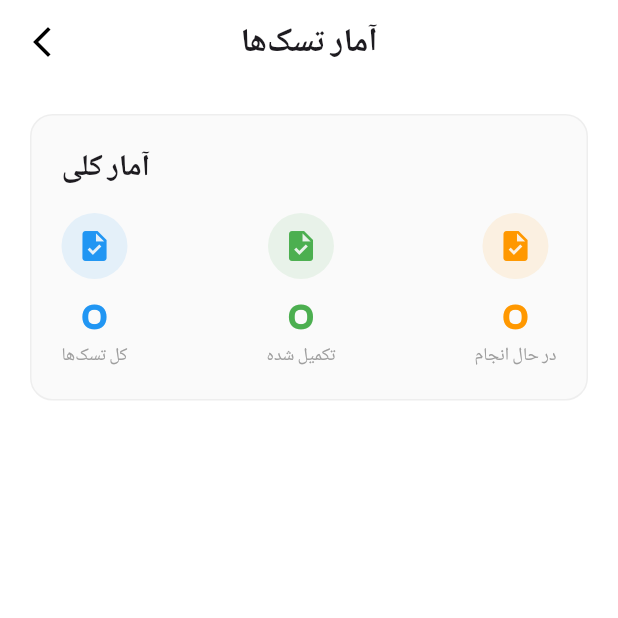
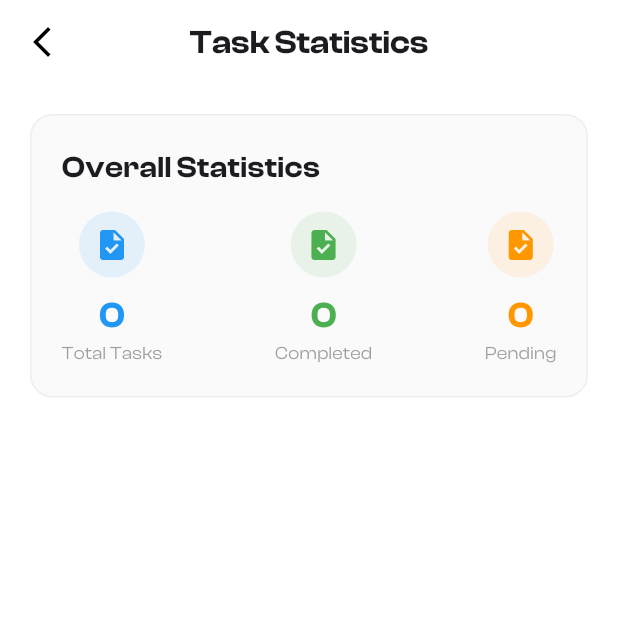
Before and after one commit to smilingmajid/flutodoapp, a Flutter app: the TaskStatsPage screen opened directly, on a phone screen of 412 x 824 dp, the top half of it. Run offline on Flutter 3.47's test engine with Material 3 defaults, Android fonts, the phone set to English and light mode, and no system bars; our stand-ins replace flutter_advanced_drawer, get, hive, hive_flutter, iconsax, line_icons; missing offline and left inert: random_avatar; accounts and stored records are empty.

Commit message:
traslat to english

```diff
--- a/lib/controllers/project_controller.dart
+++ b/lib/controllers/project_controller.dart
@@ -7,7 +7,6 @@ import '../utils/app_colors.dart';
 import 'package:hive/hive.dart';
 
 class ProjectController extends GetxController {
-  final _hiveService = HiveService();
   final projects = <Project>[].obs;
 
   @override
--- a/lib/main.dart
+++ b/lib/main.dart
@@ -3,7 +3,7 @@ import 'package:get/get.dart';
 import 'package:hive_flutter/hive_flutter.dart';
 import 'blidings/my_blidings.dart';
 import 'views/home_screen.dart';
-import 'services/hive_service.dart';
+
 import 'models/project_model.dart';
 import 'models/task_model.dart';
 
--- a/lib/views/add_new_screen.dart
+++ b/lib/views/add_new_screen.dart
@@ -1,11 +1,10 @@
 import 'package:flutter/material.dart';
 import 'package:get/get.dart';
-import 'package:hive_flutter/hive_flutter.dart';
 
 import '../controllers/show_project_controller.dart';
 import '../controllers/project_controller.dart';
 import '../models/project_model.dart';
-import '../models/task_model.dart';
+
 import '../widgets/close_button_widget.dart';
 
 class AddNewTaskScreen extends StatefulWidget {
@@ -272,7 +271,7 @@ class _AddNewTaskScreenState extends State<AddNewTaskScreen> {
     );
   }
 
-  // ✅ نسخه بهبود یافته
+  // ✅ Improved version
   void _createNewProject() async {
     if (_addprojectController.text.isNotEmpty) {
       await projectController.addProject(
--- a/lib/views/newtaskpage.dart
+++ b/lib/views/newtaskpage.dart
@@ -1,3 +1,5 @@
+// ignore_for_file: deprecated_member_use
+
 import 'package:flutter/material.dart';
 import 'dart:ui';
 import '../models/task_model.dart';
@@ -68,6 +70,8 @@ class _NewTaskPageState extends State<NewTaskPage> {
                       height: 200,
                       decoration: BoxDecoration(
                         shape: BoxShape.circle,
+                        // ignore: duplicate_ignore
+                        // ignore: deprecated_member_use
                         color: Colors.white.withOpacity(0.15),
                       ),
                     ),
@@ -178,7 +182,7 @@ class _NewTaskPageState extends State<NewTaskPage> {
                               margin: const EdgeInsets.only(right: 10),
                             ),
                             Text(
-                              '${tasks.length} تسک',
+                              '${tasks.length} Tasks',
                               style: TextStyle(
                                 color: Colors.white.withOpacity(0.8),
                                 fontSize: 16,
@@ -204,7 +208,7 @@ class _NewTaskPageState extends State<NewTaskPage> {
                             controller: _newTaskController,
                             style: const TextStyle(color: Colors.white),
                             decoration: InputDecoration(
-                              hintText: 'افزودن تسک جدید...',
+                              hintText: 'Add new task...',
                               hintStyle: TextStyle(
                                 color: Colors.white.withOpacity(0.7),
                                 fontFamily: 'ClashDisplay',
@@ -267,7 +271,7 @@ class _NewTaskPageState extends State<NewTaskPage> {
                         children: [
                           // Active tasks
                           Text(
-                            'در حال انجام',
+                            'In Progress',
                             style: TextStyle(
                               color: Colors.grey[800],
                               fontSize: 16,
@@ -293,7 +297,7 @@ class _NewTaskPageState extends State<NewTaskPage> {
                             Row(
                               children: [
                                 Text(
-                                  'تکمیل شده',
+                                  'Completed',
                                   style: TextStyle(
                                     color: Colors.grey[600],
                                     fontSize: 16,
--- a/lib/views/task_stats_page.dart
+++ b/lib/views/task_stats_page.dart
@@ -18,7 +18,7 @@ class TaskStatsPage extends StatelessWidget {
       backgroundColor: Colors.white,
       appBar: AppBar(
         title: const Text(
-          'آمار تسک‌ها',
+          'Task Statistics',
           style: TextStyle(
             fontFamily: 'ClashDisplay',
             fontWeight: FontWeight.w600,
@@ -35,11 +35,11 @@ class TaskStatsPage extends StatelessWidget {
       body: ListView(
         padding: const EdgeInsets.all(20),
         children: [
-          // آمار کلی
+          // Overall Statistics
           _buildTotalStatsCard(stats),
           const SizedBox(height: 20),
 
-          // لیست پروژه‌ها و تسک‌هایشان
+          // Project list and their tasks
           ...tasksWithProjects.map((item) {
             final project = item['project'] as Project;
             final tasks = item['tasks'] as List<Task>;
@@ -80,7 +80,7 @@ class TaskStatsPage extends StatelessWidget {
         crossAxisAlignment: CrossAxisAlignment.start,
         children: [
           const Text(
-            'آمار کلی',
+            'Overall Statistics',
             style: TextStyle(
               fontSize: 20,
               fontWeight: FontWeight.w600,
@@ -91,9 +91,9 @@ class TaskStatsPage extends StatelessWidget {
           Row(
             mainAxisAlignment: MainAxisAlignment.spaceBetween,
             children: [
-              _buildStatItem('کل تسک‌ها', totalTasks, Colors.blue),
-              _buildStatItem('تکمیل شده', totalCompleted, Colors.green),
-              _buildStatItem('در حال انجام', totalPending, Colors.orange),
+              _buildStatItem('Total Tasks', totalTasks, Colors.blue),
+              _buildStatItem('Completed', totalCompleted, Colors.green),
+              _buildStatItem('Pending', totalPending, Colors.orange),
             ],
           ),
         ],
@@ -107,6 +107,7 @@ class TaskStatsPage extends StatelessWidget {
         Container(
           padding: const EdgeInsets.all(10),
           decoration: BoxDecoration(
+            // ignore: deprecated_member_use
             color: color.withOpacity(0.1),
             shape: BoxShape.circle,
           ),
@@ -147,6 +148,7 @@ class TaskStatsPage extends StatelessWidget {
         border: Border.all(color: Colors.grey[200]!),
         boxShadow: [
           BoxShadow(
+            // ignore: deprecated_member_use
             color: Colors.black.withOpacity(0.05),
             blurRadius: 10,
             offset: const Offset(0, 5),
@@ -162,6 +164,7 @@ class TaskStatsPage extends StatelessWidget {
                 width: 40,
                 height: 40,
                 decoration: BoxDecoration(
+                  // ignore: deprecated_member_use
                   color: project.color.withOpacity(0.1),
                   shape: BoxShape.circle,
                 ),
@@ -184,7 +187,7 @@ class TaskStatsPage extends StatelessWidget {
                       ),
                     ),
                     Text(
-                      '${projectStats['total']} تسک',
+                      '${projectStats['total']} tasks',
                       style: TextStyle(
                         fontSize: 14,
                         color: Colors.grey[600],
```
Also changed, not shown: lib/views/home_screen.dart (+13 -7 lines), lib/widgets/project_card_widget.dart (+4 -3 lines), pubspec.lock.
